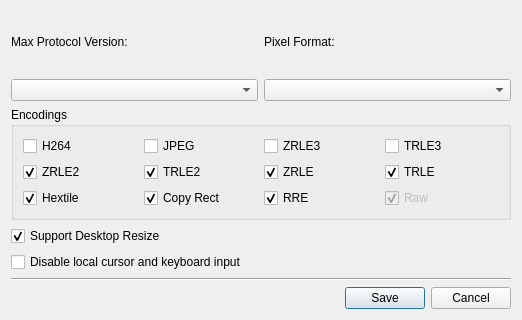
First picture: the form in woterm/qwosessionvncproperty.ui, repository aoyiduo/woterm, before the edit.
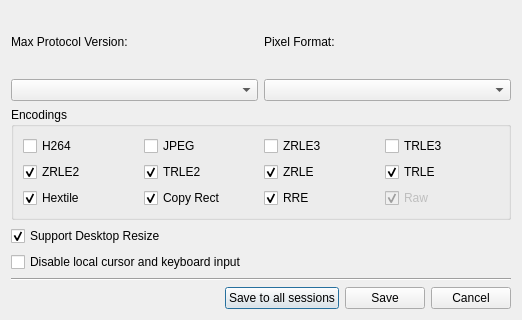
Second picture: the form after the edit.

The edit to the form file:
```diff
--- a/woterm/qwosessionvncproperty.ui
+++ b/woterm/qwosessionvncproperty.ui
@@ -6,7 +6,7 @@
    <rect>
     <x>0</x>
     <y>0</y>
-    <width>469</width>
+    <width>518</width>
     <height>320</height>
    </rect>
   </property>
@@ -235,6 +235,13 @@
        </property>
       </spacer>
      </item>
+     <item>
+      <widget class="QPushButton" name="btnSaveToAll">
+       <property name="text">
+        <string>Save to all sessions</string>
+       </property>
+      </widget>
+     </item>
      <item>
       <widget class="QPushButton" name="btnSave">
        <property name="text">
```
